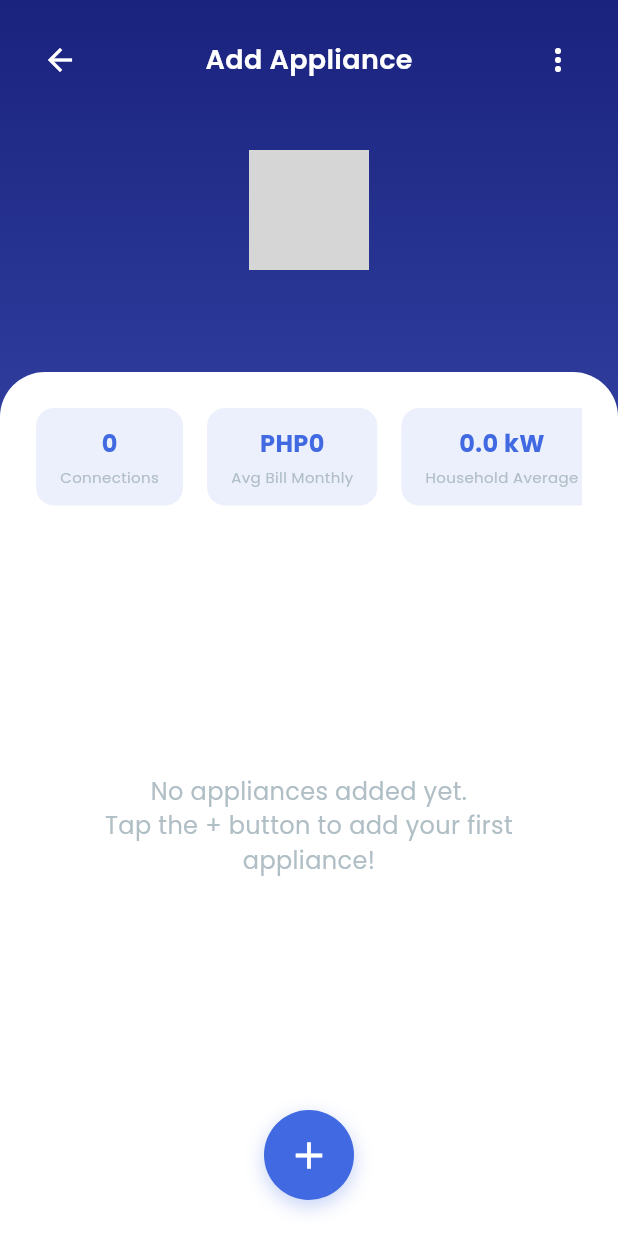
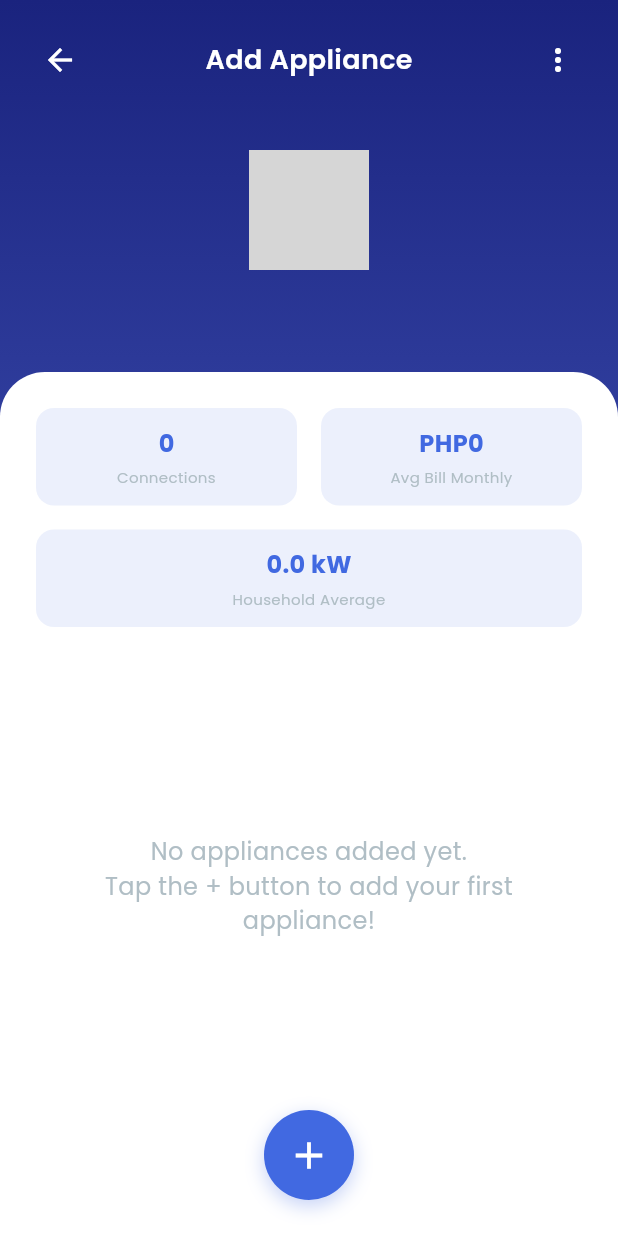
Before and after one commit to HitzoChan/e-saver-app, a Flutter app: the screen it shows once a user with an empty profile is signed in, in the side drawer, after a tap on "Add Appliance", on a phone screen of 412 x 824 dp. Run offline on Flutter 3.47's test engine with Material 3 defaults, Android fonts, the phone set to English and light mode, and no system bars; our stand-ins replace cloud_firestore, firebase_auth, firebase_core, fl_chart, flutter_local_notifications, google_fonts and 3 more; missing offline and left inert: onesignal_flutter; accounts and stored records are empty; network calls fail; grey boxes are pictures that could not be loaded.

```diff
--- a/lib/screens/add_appliance_screen.dart
+++ b/lib/screens/add_appliance_screen.dart
@@ -197,31 +197,43 @@ class _AddApplianceScreenState extends State<AddApplianceScreen> {
                     padding: const EdgeInsets.all(24.0),
                     child: Column(
                       children: [
-                        // Stats Row
+                        // Stats Row - Responsive Wrap
                         Consumer<ApplianceProvider>(
                           builder: (context, applianceProvider, child) {
                             final settingsProvider = Provider.of<SettingsProvider>(context, listen: false);
-                            return SingleChildScrollView(
-                              scrollDirection: Axis.horizontal,
-                              child: Row(
-                                mainAxisAlignment: MainAxisAlignment.start,
-                                children: [
-                                  _buildStatCard(
+                            return Wrap(
+                              spacing: 16,
+                              runSpacing: 16,
+                              alignment: WrapAlignment.center,
+                              children: [
+                                SizedBox(
+                                  width: MediaQuery.of(context).size.width < 600
+                                      ? (MediaQuery.of(context).size.width - 48 - 16) / 2
+                                      : (MediaQuery.of(context).size.width - 48 - 32) / 3,
+                                  child: _buildStatCard(
                                     applianceProvider.connectionCount.toString(),
                                     settingsProvider.getLocalizedText('Connections'),
                                   ),
-                                  const SizedBox(width: 16),
-                                  _buildStatCard(
+                                ),
+                                SizedBox(
+                                  width: MediaQuery.of(context).size.width < 600
+                                      ? (MediaQuery.of(context).size.width - 48 - 16) / 2
+                                      : (MediaQuery.of(context).size.width - 48 - 32) / 3,
+                                  child: _buildStatCard(
                                     '${settingsProvider.currencySymbol}${applianceProvider.averageMonthlyBill.toStringAsFixed(0)}',
                                     settingsProvider.getLocalizedText('Avg Bill Monthly'),
                                   ),
-                                  const SizedBox(width: 16),
-                                  _buildStatCard(
+                                ),
+                                SizedBox(
+                                  width: MediaQuery.of(context).size.width < 600
+                                      ? MediaQuery.of(context).size.width - 48
+                                      : (MediaQuery.of(context).size.width - 48 - 32) / 3,
+                                  child: _buildStatCard(
                                     '${applianceProvider.householdAverageUsage.toStringAsFixed(1)} kW',
                                     settingsProvider.getLocalizedText('Household Average'),
                                   ),
-                                ],
-                              ),
+                                ),
+                              ],
                             );
                           },
                         ),
```
Also changed, not shown: lib/screens/planner_screen.dart (+5 -7 lines), lib/screens/profile_screen.dart (+1 -13 lines), .continue/agents/new-config.yaml (added), 2 other files.
